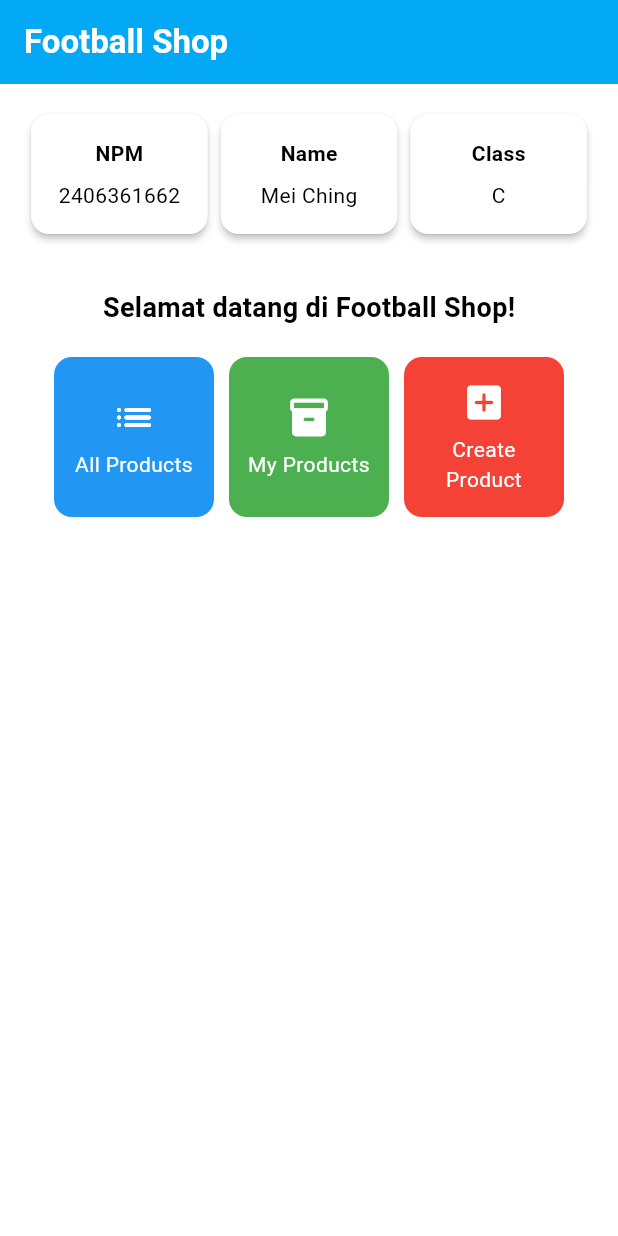
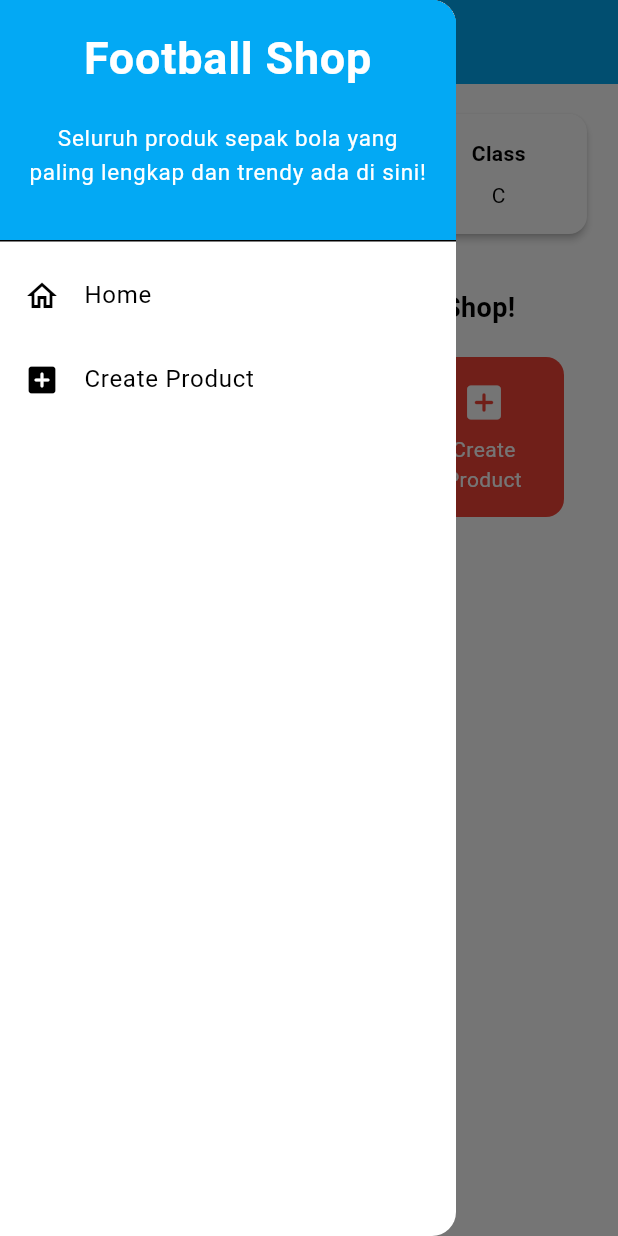
Before and after one commit to Mei2462/football-shop-mobile, a Flutter app: the screen it shows after launch, with the side drawer open (before the commit the screen has no drawer), on a phone screen of 412 x 824 dp. Run offline on Flutter 3.47's test engine with Material 3 defaults, Android fonts, the phone set to English and light mode, and no system bars.

Commit message:
Finish Assignment 8: Flutter Navigation, Layouts, Forms, and Input Elements

```diff
--- a/lib/main.dart
+++ b/lib/main.dart
@@ -1,5 +1,5 @@
 import 'package:flutter/material.dart';
-import 'package:football_shop/menu.dart';
+import 'package:football_shop/screens/menu.dart';
 
 void main() {
   runApp(const MyApp());
--- a/lib/menu.dart
+++ b/lib/screens/menu.dart
@@ -1,4 +1,6 @@
 import 'package:flutter/material.dart';
+import 'package:football_shop/widgets/left_drawer.dart';
+import 'package:football_shop/widgets/shop_card.dart';
 
 class MyHomePage extends StatelessWidget {
     MyHomePage({super.key});
@@ -30,6 +32,7 @@ class MyHomePage extends StatelessWidget {
         // Warna latar belakang AppBar diambil dari skema warna tema aplikasi.
         backgroundColor: Theme.of(context).colorScheme.primary,
       ),
+      drawer: LeftDrawer(),
       // Body halaman dengan padding di sekelilingnya.
       body: Padding(
         padding: const EdgeInsets.all(16.0),
@@ -125,64 +128,3 @@ class InfoCard extends StatelessWidget {
     );
   }
 }
-
-class ItemHomepage {
- final String name;
- final IconData icon;
- final Color color;
-
- ItemHomepage(this.name, this.icon, this.color);
-}
-
-class ItemCard extends StatelessWidget {
-  // Menampilkan kartu dengan ikon dan nama.
-
-  final ItemHomepage item;
-
-  const ItemCard(this.item, {super.key});
-
-  @override
-  Widget build(BuildContext context) {
-    return Material(
-      // Menentukan warna latar belakang dari warna kartu.
-      color: item.color,
-      // Membuat sudut kartu melengkung.
-      borderRadius: BorderRadius.circular(12),
-
-      child: InkWell(
-        // Aksi ketika kartu ditekan.
-        onTap: () {
-          // Menampilkan pesan SnackBar saat kartu ditekan.
-          ScaffoldMessenger.of(context)
-            ..hideCurrentSnackBar()
-            ..showSnackBar(
-              SnackBar(content: Text("Kamu telah menekan tombol ${item.name}"))
-            );
-        },
-        // Container untuk menyimpan Icon dan Text
-        child: Container(
-          padding: const EdgeInsets.all(8),
-          child: Center(
-            child: Column(
-              // Menyusun ikon dan teks di tengah kartu.
-              mainAxisAlignment: MainAxisAlignment.center,
-              children: [
-                Icon(
-                  item.icon,
-                  color: Colors.white,
-                  size: 30.0,
-                ),
-                const Padding(padding: EdgeInsets.all(3)),
-                Text(
-                  item.name,
-                  textAlign: TextAlign.center,
-                  style: const TextStyle(color: Colors.white),
-                ),
-              ],
-            ),
-          ),
-        ),
-      ),
-    );
-  }
-}
--- /dev/null
+++ b/lib/widgets/left_drawer.dart
@@ -0,0 +1,69 @@
+import 'package:flutter/material.dart';
+import 'package:football_shop/screens/menu.dart';
+import 'package:football_shop/screens/products_form.dart';
+
+class LeftDrawer extends StatelessWidget {
+  const LeftDrawer({super.key});
+
+  @override
+  Widget build(BuildContext context) {
+    return Drawer(
+      child: ListView(
+        children: [
+          const DrawerHeader(
+            decoration: BoxDecoration(
+              color: Colors.lightBlue,
+            ),
+            child: Column(
+              children: [
+                Text(
+                  'Football Shop',
+                  textAlign: TextAlign.center,
+                  style: TextStyle(
+                    fontSize: 30,
+                    fontWeight: FontWeight.bold,
+                    color: Colors.white,
+                  ),
+                ),
+                Padding(padding: EdgeInsets.all(10)),
+                Text("Seluruh produk sepak bola yang paling lengkap dan trendy ada di sini!",
+                    textAlign: TextAlign.center,
+                    style: TextStyle(
+                      fontSize: 15,
+                      color: Colors.white,
+                      fontWeight: FontWeight.normal,
+                    ),
+                ),
+              ],
+            ),
+          ),
+          ListTile(
+            leading: const Icon(Icons.home_outlined),
+            title: const Text('Home'),
+            // Bagian redirection ke MyHomePage
+            onTap: () {
+              Navigator.pushReplacement(
+                  context,
+                  MaterialPageRoute(
+                    builder: (context) => MyHomePage(),
+                  ));
+            },
+          ),
+          ListTile(
+            leading: const Icon(Icons.add_box_rounded),
+            title: const Text('Create Product'),
+            // Bagian redirection ke ProductsFormPage
+            onTap: () {
+              Navigator.pushReplacement(
+                context,
+                MaterialPageRoute(
+                  builder: (context) => const ProductsFormPage(),
+                )
+              );
+            },
+          ),
+        ],
+      ),
+    );
+  }
+}
--- /dev/null
+++ b/lib/widgets/shop_card.dart
@@ -0,0 +1,71 @@
+import 'package:flutter/material.dart';
+import 'package:football_shop/screens/products_form.dart';
+
+class ItemHomepage {
+ final String name;
+ final IconData icon;
+ final Color color;
+
+ ItemHomepage(this.name, this.icon, this.color);
+}
+
+class ItemCard extends StatelessWidget {
+  // Menampilkan kartu dengan ikon dan nama.
+
+  final ItemHomepage item;
+
+  const ItemCard(this.item, {super.key});
+
+  @override
+  Widget build(BuildContext context) {
+    return Material(
+      // Menentukan warna latar belakang dari warna kartu.
+      color: item.color,
+      // Membuat sudut kartu melengkung.
+      borderRadius: BorderRadius.circular(12),
+
+      child: InkWell(
+        // Aksi ketika kartu ditekan.
+        onTap: () {
+          // Menampilkan pesan SnackBar saat kartu ditekan.
+          ScaffoldMessenger.of(context)
+            ..hideCurrentSnackBar()
+            ..showSnackBar(
+              SnackBar(content: Text("Kamu telah menekan tombol ${item.name}"))
+            );
+
+            // Navigate ke route add products yang sesuai
+            if (item.name == "Create Product") {
+              Navigator.push(
+                context,
+                MaterialPageRoute(builder: (context) => const ProductsFormPage()),
+              );
+            }
+        },
+        // Container untuk menyimpan Icon dan Text
+        child: Container(
+          padding: const EdgeInsets.all(8),
+          child: Center(
+            child: Column(
+              // Menyusun ikon dan teks di tengah kartu.
+              mainAxisAlignment: MainAxisAlignment.center,
+              children: [
+                Icon(
+                  item.icon,
+                  color: Colors.white,
+                  size: 30.0,
+                ),
+                const Padding(padding: EdgeInsets.all(3)),
+                Text(
+                  item.name,
+                  textAlign: TextAlign.center,
+                  style: const TextStyle(color: Colors.white),
+                ),
+              ],
+            ),
+          ),
+        ),
+      ),
+    );
+  }
+}
```
Also changed, not shown: lib/screens/products_form.dart (added, +251 -0 lines), 1 other file.
